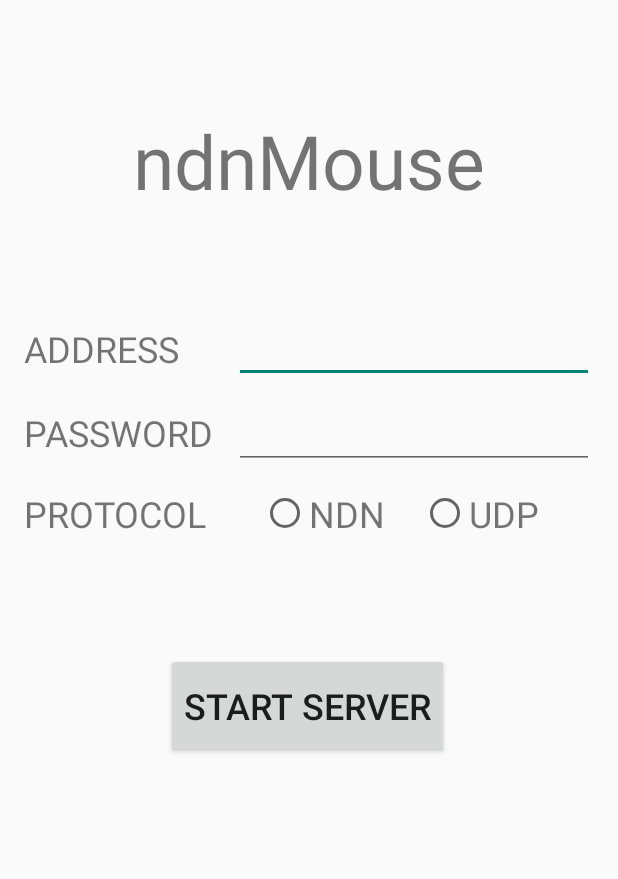
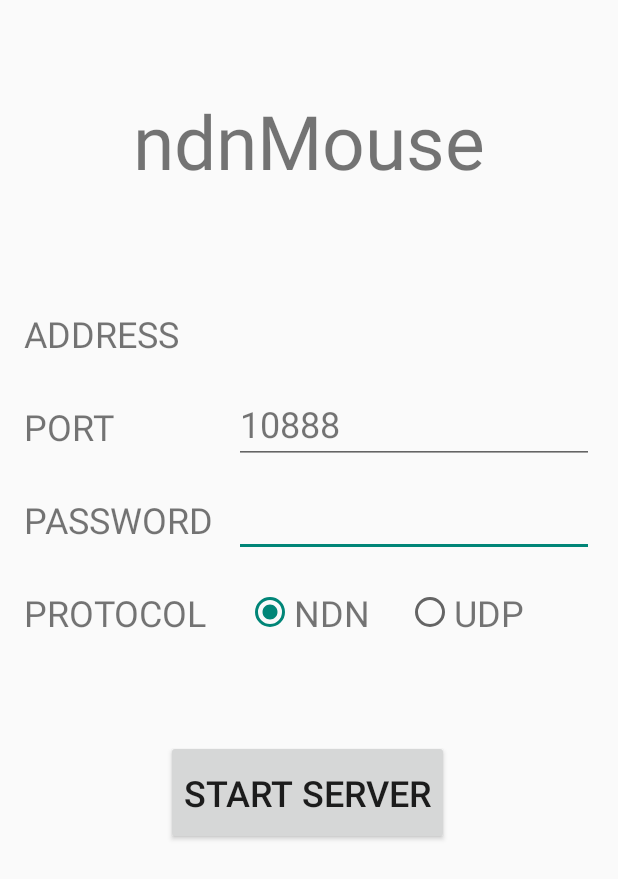
Before and after one commit to wminner/ndnMouse, an Android app: the screen it shows after launch (MainActivity), on a phone screen of 412 x 824 dp. Shown: the top 879 px of the screen. Run offline under Robolectric (Android 15) with nearby library versions, the phone set to English and light mode, and no system bars.

Commit message:
Fix multi-touch. Add customizable port.

```diff
--- a/app/src/main/java/edu/ucla/cs/ndnmouse/MainActivity.java
+++ b/app/src/main/java/edu/ucla/cs/ndnmouse/MainActivity.java
@@ -6,16 +6,25 @@ import android.content.SharedPreferences;
 import android.support.v7.app.AppCompatActivity;
 import android.os.Bundle;
 import android.support.v7.preference.PreferenceManager;
+import android.util.Log;
 import android.view.View;
 import android.widget.Button;
+import android.widget.EditText;
 import android.widget.ImageButton;
+import android.widget.RadioButton;
+import android.widget.TextView;
+import android.widget.Toast;
+
+import org.w3c.dom.Text;
+
+import edu.ucla.cs.ndnmouse.utilities.ServerUDP;
 
 public class MainActivity extends AppCompatActivity {
 
     private static final String TAG = MainActivity.class.getSimpleName();
 
     private static String mServerPassword = "1234";
-    private static boolean mTapToLeftClick = false;
+    private EditText mPortEditText;
 
     @Override
     protected void onCreate(Bundle savedInstanceState) {
@@ -23,6 +32,11 @@ public class MainActivity extends AppCompatActivity {
         setContentView(R.layout.activity_start);
         setupButtonCallbacks();
         setupSharedPreferences();
+
+        final TextView addressTextView = (TextView) findViewById(R.id.tv_address);
+        addressTextView.setText(ServerUDP.getIPAddress(true));
+
+        mPortEditText = (EditText) findViewById(R.id.et_port);
     }
 
     /**
@@ -33,11 +47,18 @@ public class MainActivity extends AppCompatActivity {
         startButton.setOnClickListener(new View.OnClickListener() {
             @Override
             public void onClick(View v) {
-                Context context = MainActivity.this;
-                Class destinationClass = MouseActivity.class;
-                Intent intentToStartMouseActivity = new Intent(context, destinationClass);
-                intentToStartMouseActivity.putExtra(Intent.EXTRA_TEXT, mServerPassword);
-                startActivity(intentToStartMouseActivity);
+                int port = getPort();
+                // If we got bad port, then make a Toast alerting user and give up on intent
+                if (port == -1) {
+                    Toast.makeText(MainActivity.this, "Invalid port: please enter a port number between 1 and 65535.", Toast.LENGTH_LONG).show();
+                } else {
+                    Context context = MainActivity.this;
+                    Class destinationClass = MouseActivity.class;
+                    Intent intentToStartMouseActivity = new Intent(context, destinationClass);
+                    intentToStartMouseActivity.putExtra(getString(R.string.intent_extra_port), port);
+                    intentToStartMouseActivity.putExtra(getString(R.string.intent_extra_password), mServerPassword);
+                    startActivity(intentToStartMouseActivity);
+                }
             }
         });
 
@@ -54,11 +75,55 @@ public class MainActivity extends AppCompatActivity {
     }
 
     /**
+     * Gets and validates port provided by user
+     *
+     * @return port number between 1-65535, or -1 if invalid port
+     */
+    private int getPort() {
+        try {
+            int port = Integer.parseInt(mPortEditText.getText().toString());
+            Log.d(TAG, "Port is " + port);
+            if (1 <= port && port <= 65535)
+                return port;
+        } catch (NumberFormatException e) {
+            Log.e(TAG, "Invalid port: not a number.");
+            return -1;
+        }
+        Log.e(TAG, "Invalid port: out of range.");
+        return -1;
+    }
+
+    private void onRadioButtonClicked(View view) {
+        boolean checked = ((RadioButton) view).isChecked();
+        SharedPreferences sharedPreferences = PreferenceManager.getDefaultSharedPreferences(this);
+        SharedPreferences.Editor editor = sharedPreferences.edit();
+
+        switch(view.getId()) {
+        case R.id.rb_ndn:
+            if (checked) {
+                editor.putBoolean(getString(R.string.radio_button_setting), true);
+            }
+            break;
+        case R.id.rb_udp:
+            if (checked) {
+                editor.putBoolean(getString(R.string.radio_button_setting), false);
+            }
+            break;
+        }
+        editor.apply();
+    }
+
+    /**
      * Function to load preferences
      */
     private void setupSharedPreferences() {
         SharedPreferences sharedPreferences = PreferenceManager.getDefaultSharedPreferences(this);
 
-        mTapToLeftClick = sharedPreferences.getBoolean(getString(R.string.pref_tap_to_left_click_key), getResources().getBoolean(R.bool.pref_tap_to_left_click_default));
+        final RadioButton rb_ndn = (RadioButton) findViewById(R.id.rb_ndn);
+        final RadioButton rb_udp = (RadioButton) findViewById(R.id.rb_udp);
+
+        boolean ndn_radio_button_checked = sharedPreferences.getBoolean(getString(R.string.radio_button_setting), getResources().getBoolean(R.bool.pref_radio_button_ndn_default));
+        rb_ndn.setChecked(ndn_radio_button_checked);
+        rb_udp.setChecked(!ndn_radio_button_checked);
     }
 }
--- a/app/src/main/res/layout/activity_keyboard.xml
+++ b/app/src/main/res/layout/activity_keyboard.xml
@@ -13,6 +13,8 @@
         android:text="KEYBOARD"
         android:gravity="center"
         android:textSize="40sp"
-        tools:layout_editor_absoluteY="8dp"
-        tools:layout_editor_absoluteX="8dp" />
+        app:layout_constraintTop_toTopOf="parent"
+        android:layout_marginTop="8dp"
+        android:layout_marginLeft="8dp"
+        app:layout_constraintLeft_toLeftOf="parent" />
 </android.support.constraint.ConstraintLayout>
--- a/app/src/main/res/layout/activity_start.xml
+++ b/app/src/main/res/layout/activity_start.xml
@@ -11,29 +11,29 @@
     tools:layout_editor_absoluteX="0dp">
 
     <TextView
-        android:id="@+id/textView3"
+        android:id="@+id/tv_protocol_label"
         android:layout_width="0dp"
-        android:layout_height="42dp"
+        android:layout_height="50dp"
         android:layout_marginTop="12dp"
         android:gravity="left|center_vertical"
         android:text="@string/protocol_label"
         android:textSize="24sp"
         app:layout_constraintHorizontal_bias="0.0"
-        app:layout_constraintLeft_toLeftOf="@+id/tv_password"
-        app:layout_constraintRight_toLeftOf="@+id/et_password"
+        app:layout_constraintLeft_toLeftOf="@+id/tv_address_label"
+        app:layout_constraintRight_toLeftOf="@+id/tv_address"
         app:layout_constraintTop_toBottomOf="@+id/tv_password"
         tools:layout_constraintLeft_creator="1"
-        tools:layout_constraintRight_creator="1" />
+        tools:layout_constraintRight_creator="1"
+        android:layout_marginRight="0dp"
+        android:layout_marginLeft="0dp" />
 
     <TextView
-        android:id="@+id/tv_start_title"
+        android:id="@+id/tv_title"
         android:layout_width="wrap_content"
         android:layout_height="wrap_content"
-        android:layout_marginBottom="74dp"
-        android:layout_marginTop="77dp"
+        android:layout_marginTop="60dp"
         android:text="ndnMouse"
         android:textSize="50sp"
-        app:layout_constraintBottom_toTopOf="@+id/tv_address"
         app:layout_constraintLeft_toLeftOf="parent"
         app:layout_constraintRight_toRightOf="parent"
         app:layout_constraintTop_toTopOf="parent"
@@ -46,119 +46,156 @@
         android:id="@+id/b_start"
         android:layout_width="wrap_content"
         android:layout_height="70dp"
-        android:layout_marginTop="126dp"
+        android:layout_marginTop="60dp"
         android:layout_weight="1"
         android:text="@string/start_button"
         android:textSize="24sp"
         app:layout_constraintLeft_toLeftOf="parent"
         app:layout_constraintRight_toRightOf="parent"
-        app:layout_constraintTop_toBottomOf="@+id/tv_password"
+        app:layout_constraintTop_toBottomOf="@+id/tv_protocol_label"
         tools:layout_constraintTop_creator="1"
         tools:layout_constraintRight_creator="1"
         tools:layout_constraintLeft_creator="1"
         app:layout_constraintHorizontal_bias="0.497" />
 
     <TextView
-        android:id="@+id/tv_address"
-        android:layout_width="0dp"
-        android:layout_height="0dp"
+        android:id="@+id/tv_address_label"
+        android:layout_width="140dp"
+        android:layout_height="50dp"
         android:layout_marginEnd="1dp"
         android:layout_marginLeft="16dp"
-        android:layout_marginRight="1dp"
         android:layout_marginStart="16dp"
+        android:layout_marginTop="70dp"
         android:gravity="left|center_vertical"
         android:text="@string/server_name"
         android:textSize="24sp"
-        app:layout_constraintBottom_toBottomOf="@+id/et_address"
-        app:layout_constraintHorizontal_bias="0.0"
         app:layout_constraintLeft_toLeftOf="parent"
-        app:layout_constraintRight_toLeftOf="@+id/et_address"
-        app:layout_constraintTop_toTopOf="@+id/et_address"
-        app:layout_constraintVertical_bias="0.0"
         tools:layout_constraintBottom_creator="1"
         tools:layout_constraintLeft_creator="1"
         tools:layout_constraintRight_creator="1"
-        tools:layout_constraintTop_creator="1" />
+        tools:layout_constraintTop_creator="1"
+        app:layout_constraintTop_toBottomOf="@+id/tv_title" />
+
+    <TextView
+        android:id="@+id/tv_address"
+        android:layout_width="240dp"
+        android:layout_height="50dp"
+        android:layout_marginBottom="0dp"
+        android:layout_marginEnd="16dp"
+        android:layout_marginTop="0dp"
+        android:gravity="left|center_vertical"
+        android:text="@string/address_placeholder"
+        android:textSize="24sp"
+        app:layout_constraintBottom_toBottomOf="@+id/tv_address_label"
+        app:layout_constraintTop_toTopOf="@+id/tv_address_label"
+        tools:layout_constraintRight_creator="1"
+        tools:layout_constraintTop_creator="1"
+        app:layout_constraintLeft_toRightOf="@+id/tv_address_label"
+        android:layout_marginLeft="0dp"
+        app:layout_constraintVertical_bias="0.0" />
+
+    <TextView
+        android:id="@+id/tv_port_label"
+        android:layout_width="0dp"
+        android:layout_height="50dp"
+        android:layout_marginLeft="0dp"
+        android:layout_marginRight="0dp"
+        android:layout_marginTop="12dp"
+        android:gravity="left|center_vertical"
+        android:text="@string/port_label"
+        android:textSize="24sp"
+        app:layout_constraintLeft_toLeftOf="@+id/tv_address_label"
+        app:layout_constraintRight_toLeftOf="@+id/tv_address"
+        app:layout_constraintTop_toBottomOf="@+id/tv_address_label" />
+
+    <EditText
+        android:id="@+id/et_port"
+        android:layout_width="240dp"
+        android:layout_height="50dp"
+        android:layout_marginBottom="0dp"
+        android:layout_marginLeft="0dp"
+        android:layout_marginTop="0dp"
+        android:inputType="number"
+        android:text="@string/default_port"
+        android:textSize="24sp"
+        android:textColor="?android:attr/textColorTertiary"
+        app:layout_constraintBottom_toBottomOf="@+id/tv_port_label"
+        app:layout_constraintTop_toTopOf="@+id/tv_port_label"
+        app:layout_constraintVertical_bias="0.0"
+        app:layout_constraintLeft_toLeftOf="@+id/tv_address">
+    </EditText>
 
     <TextView
         android:id="@+id/tv_password"
         android:layout_width="0dp"
-        android:layout_height="42dp"
+        android:layout_height="50dp"
         android:layout_marginTop="12dp"
         android:gravity="left|center_vertical"
         android:text="@string/server_password"
         android:textSize="24sp"
         app:layout_constraintHorizontal_bias="0.0"
-        app:layout_constraintLeft_toLeftOf="@+id/tv_address"
-        app:layout_constraintRight_toRightOf="@+id/tv_address"
-        app:layout_constraintTop_toBottomOf="@+id/tv_address"
+        app:layout_constraintLeft_toLeftOf="@+id/tv_address_label"
+        app:layout_constraintRight_toRightOf="@+id/tv_address_label"
+        app:layout_constraintTop_toBottomOf="@+id/tv_port_label"
         tools:layout_constraintLeft_creator="1"
         tools:layout_constraintRight_creator="1"
-        tools:layout_constraintTop_creator="1" />
+        tools:layout_constraintTop_creator="1"
+        android:layout_marginLeft="0dp" />
 
     <EditText
         android:id="@+id/et_password"
-        android:layout_width="0dp"
-        android:layout_height="wrap_content"
-        android:layout_marginTop="12dp"
-        android:ems="10"
+        android:layout_width="240dp"
+        android:layout_height="50dp"
+        android:layout_marginBottom="0dp"
+        android:layout_marginTop="0dp"
         android:inputType="textPassword"
-        app:layout_constraintHorizontal_bias="0.0"
-        app:layout_constraintLeft_toLeftOf="@+id/et_address"
-        app:layout_constraintRight_toRightOf="@+id/et_address"
-        app:layout_constraintTop_toBottomOf="@+id/et_address"
+        android:textSize="24sp"
+        android:textColor="?android:attr/textColorTertiary"
+        app:layout_constraintBottom_toBottomOf="@+id/tv_password"
+        app:layout_constraintLeft_toLeftOf="@+id/tv_address"
+        app:layout_constraintTop_toTopOf="@+id/tv_password"
         tools:layout_constraintLeft_creator="1"
         tools:layout_constraintRight_creator="1"
-        tools:layout_constraintTop_creator="1" />
-
-    <EditText
-        android:id="@+id/et_address"
-        android:layout_width="240dp"
-        android:layout_height="wrap_content"
-        android:layout_marginEnd="16dp"
-        android:layout_marginRight="16dp"
-        android:layout_marginTop="210dp"
-        android:ems="10"
-        android:inputType="textUri"
-        app:layout_constraintRight_toRightOf="parent"
-        app:layout_constraintTop_toTopOf="parent"
-        tools:layout_constraintRight_creator="1"
-        tools:layout_constraintTop_creator="1">
-        <requestFocus/>
+        tools:layout_constraintTop_creator="1"
+        app:layout_constraintVertical_bias="0.0" >
+        <requestFocus />
     </EditText>
 
+    <RadioGroup
+        android:layout_width="wrap_content"
+        android:layout_height="50dp"
+        android:layout_marginBottom="0dp"
+        android:layout_marginLeft="8dp"
+        android:layout_marginTop="0dp"
+        android:orientation="horizontal"
+        app:layout_constraintBottom_toBottomOf="@+id/tv_protocol_label"
+        app:layout_constraintLeft_toRightOf="@+id/tv_protocol_label"
+        app:layout_constraintTop_toTopOf="@+id/tv_protocol_label"
+        app:layout_constraintVertical_bias="0.0">
+
         <RadioButton
-        android:id="@+id/radioButton"
+            android:id="@+id/rb_ndn"
             android:layout_width="87dp"
-        android:layout_height="0dp"
+            android:layout_height="50dp"
             android:layout_marginEnd="19dp"
             android:layout_marginRight="19dp"
+            android:layout_weight="1"
+            android:onClick="onRadioButtonClicked"
             android:text="@string/ndn_label"
             android:textColor="?android:attr/textColorTertiary"
             android:textSize="24sp"
-        app:layout_constraintBottom_toBottomOf="@+id/textView3"
-        app:layout_constraintRight_toLeftOf="@+id/radioButton2"
-        tools:layout_constraintBottom_creator="1"
-        tools:layout_constraintRight_creator="1"
-        tools:layout_constraintTop_creator="1"
-        app:layout_constraintTop_toTopOf="@+id/textView3"
-        app:layout_constraintVertical_bias="0.0" />
+            tools:layout_editor_absoluteX="162dp"
+            tools:layout_editor_absoluteY="318dp" />
 
         <RadioButton
-        android:id="@+id/radioButton2"
+            android:id="@+id/rb_udp"
             android:layout_width="90dp"
-        android:layout_height="0dp"
+            android:layout_height="50dp"
+            android:onClick="onRadioButtonClicked"
             android:text="@string/alt_protocol_label"
             android:textColor="?android:attr/textColorTertiary"
-        android:textSize="24sp"
-        tools:layout_constraintTop_creator="1"
-        tools:layout_constraintRight_creator="1"
-        tools:layout_constraintBottom_creator="1"
-        app:layout_constraintBottom_toBottomOf="@+id/radioButton"
-        android:layout_marginEnd="25dp"
-        app:layout_constraintTop_toTopOf="@+id/radioButton"
-        app:layout_constraintVertical_bias="0.0"
-        app:layout_constraintRight_toRightOf="@+id/et_password"
-        android:layout_marginRight="25dp" />
+            android:textSize="24sp" />
+    </RadioGroup>
+
 
 </android.support.constraint.ConstraintLayout>
--- a/app/src/main/res/values/bools.xml
+++ b/app/src/main/res/values/bools.xml
@@ -1,4 +1,5 @@
 <?xml version="1.0" encoding="utf-8"?>
 <resources>
     <bool name="pref_tap_to_left_click_default">false</bool>
+    <bool name="pref_radio_button_ndn_default">true</bool>
 </resources>
--- a/app/src/main/res/values/strings.xml
+++ b/app/src/main/res/values/strings.xml
@@ -12,6 +12,12 @@
     <string name="protocol_label">PROTOCOL</string>
     <string name="ndn_label">NDN</string>
     <string name="alt_protocol_label">UDP</string>
+    <string name="address_placeholder">254.254.254.254</string>
+    <string name="radio_button_setting">radio_button_setting</string>
+    <string name="port_label">PORT</string>
+    <string name="default_port">10888</string>
+    <string name="intent_extra_port">EXTRA_PORT</string>
+    <string name="intent_extra_password">EXTRA_PASSWORD</string>
 
     <!--Mouse Activity-->
     <string name="left_click_label">LEFT CLICK</string>
```
Also changed, not shown: app/src/main/java/edu/ucla/cs/ndnmouse/MouseActivity.java (+54 -47 lines), app/src/main/java/edu/ucla/cs/ndnmouse/utilities/ServerUDP.java (+6 -14 lines). Lines whose indentation alone changed are shown as unchanged.
